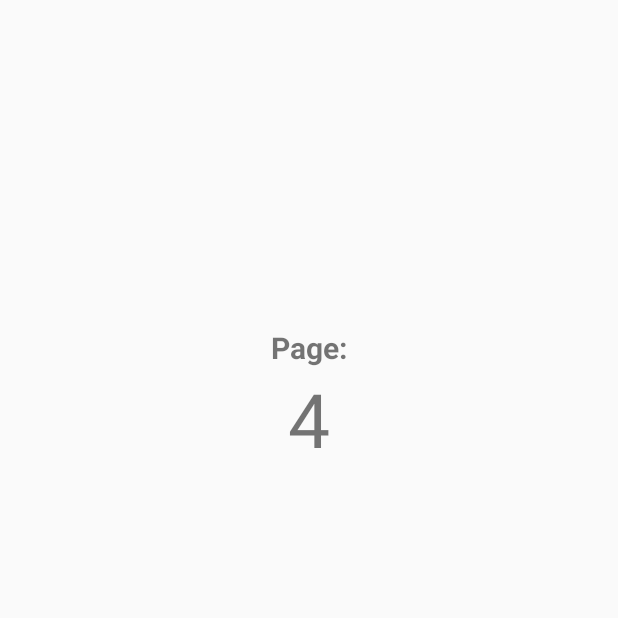
After one commit to juziandcha/ByTheWay, an Android app: the fragment FragmentFriends shown on its own in the app's theme, on a phone screen of 412 x 824 dp, the top half of it. The commit adds this screen. Run offline under Robolectric (Android 15) with nearby library versions, the phone set to English and light mode, and no system bars.

Commit message:
Add fragment_friends

```diff
--- /dev/null
+++ b/app/src/main/java/com/example/wmj/bytheway/FragmentFriends.java
@@ -0,0 +1,20 @@
+package com.example.wmj.bytheway;
+
+import android.os.Bundle;
+import android.support.annotation.Nullable;
+import android.support.v4.app.Fragment;
+import android.view.LayoutInflater;
+import android.view.View;
+import android.view.ViewGroup;
+
+/**
+ * Created by st4rlight on 2017/12/27.
+ */
+
+public class FragmentFriends extends Fragment {
+    @Nullable
+    @Override
+    public View onCreateView(LayoutInflater inflater, @Nullable ViewGroup container, @Nullable Bundle savedInstanceState) {
+        return inflater.inflate(R.layout.fragment_friends, container, false);
+    }
+}
--- a/app/src/main/java/com/example/wmj/bytheway/MyFPAdapter.java
+++ b/app/src/main/java/com/example/wmj/bytheway/MyFPAdapter.java
@@ -22,6 +22,8 @@ public class MyFPAdapter extends FragmentPagerAdapter {
             return new FragmentHistory();
         } else if (position == 2) {
             return new FragmentChat();
+        } else if(position==3){
+            return new FragmentFriends();
         }
         return new FragmentOrder();
     }
--- a/app/src/main/res/layout/dialog_waitingtask.xml
+++ b/app/src/main/res/layout/dialog_waitingtask.xml
@@ -10,7 +10,7 @@
             android:id="@+id/image"
             android:layout_width="wrap_content"
             android:layout_height="wrap_content"
-            android:src="@drawable/a2"/>
+            android:src="@drawable/boy"/>
         <TextView
             android:id="@+id/release_user"
             android:layout_width="wrap_content"
--- /dev/null
+++ b/app/src/main/res/layout/fragment_friends.xml
@@ -0,0 +1,26 @@
+<?xml version="1.0" encoding="utf-8"?>
+<RelativeLayout xmlns:android="http://schemas.android.com/apk/res/android"
+                android:layout_width="match_parent"
+                android:layout_height="match_parent"
+                android:orientation="vertical">
+
+    <TextView
+        android:id="@+id/textView"
+        android:layout_width="wrap_content"
+        android:layout_height="wrap_content"
+        android:layout_alignParentTop="true"
+        android:layout_centerHorizontal="true"
+        android:layout_marginTop="218dp"
+        android:text="Page:"
+        android:textSize="20sp"
+        android:textStyle="bold"/>
+
+    <TextView
+        android:id="@+id/title"
+        android:layout_width="wrap_content"
+        android:layout_height="wrap_content"
+        android:layout_below="@+id/textView"
+        android:layout_centerHorizontal="true"
+        android:textSize="50sp"
+        android:text="4"/>
+</RelativeLayout>
```
Also changed, not shown: app/src/main/res/drawable-xxhdpi/boy.jpg (added), app/src/main/res/drawable-xxhdpi/girl.jpg (added).
